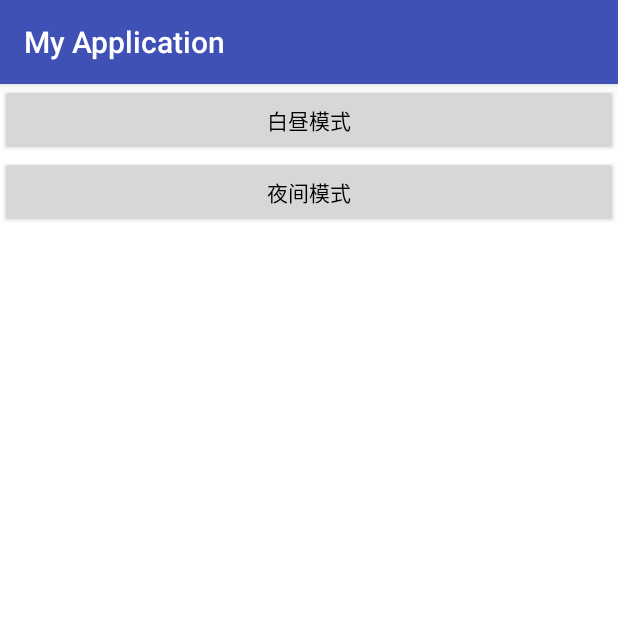
After one commit to Mingfeng-Chen/pengciwang, an Android app: the NightActivity screen opened directly, with no data from a screen before it, on a phone screen of 412 x 824 dp, the top half of it. The commit adds this screen. Run offline under Robolectric (Android 15) with nearby library versions, the phone set to English and light mode, and no system bars.

Commit message:
增加夜间模式

```diff
--- a/app/build.gradle
+++ b/app/build.gradle
@@ -11,7 +11,7 @@ android {
     buildToolsVersion "30.0.2"
     defaultConfig {
         applicationId "com.example.myapplication"
-        minSdkVersion 19
+        minSdkVersion 21
         targetSdkVersion 30
         versionCode 1
         versionName "1.0"
--- /dev/null
+++ b/app/src/main/java/com/example/myapplication/BaseActivity.java
@@ -0,0 +1,45 @@
+package com.example.myapplication;
+
+import android.os.Bundle;
+import androidx.annotation.Nullable;
+import androidx.appcompat.app.AppCompatActivity;
+import androidx.appcompat.app.AppCompatDelegate;
+
+/**
+ * BaseActivity
+ * 设置夜间模式
+ */
+public abstract class BaseActivity extends AppCompatActivity {
+    private static boolean enableNightMode = false;
+    @Override
+    protected void onCreate(@Nullable Bundle savedInstanceState) {
+        super.onCreate(savedInstanceState);
+        if(!enableNightMode) {
+            AppCompatDelegate.setDefaultNightMode(AppCompatDelegate.MODE_NIGHT_NO);
+        } else {
+            AppCompatDelegate.setDefaultNightMode(AppCompatDelegate.MODE_NIGHT_YES);
+        }
+    }
+
+    /**
+     *If enabled night mode
+     * @return  true or false
+     */
+    public boolean isEnableNightMode() {
+        return enableNightMode;
+    }
+
+    /**
+     * enable night mode or not
+     * @param enableNightMode   true or false
+     */
+    public void setEnableNightMode(boolean enableNightMode) {
+        this.enableNightMode = enableNightMode;
+        if(enableNightMode) {
+            getDelegate().setLocalNightMode(AppCompatDelegate.MODE_NIGHT_YES);
+        } else {
+            getDelegate().setLocalNightMode(AppCompatDelegate.MODE_NIGHT_NO);
+        }
+        recreate();
+    }
+}
--- a/app/src/main/java/com/example/myapplication/FaceActivity.java
+++ b/app/src/main/java/com/example/myapplication/FaceActivity.java
@@ -64,7 +64,10 @@ import io.reactivex.disposables.CompositeDisposable;
 import io.reactivex.disposables.Disposable;
 import io.reactivex.functions.Consumer;
 import io.reactivex.schedulers.Schedulers;
-
+/**
+ * FaceActivity
+ * 注册人脸
+ */
 public class FaceActivity extends AppCompatActivity implements ViewTreeObserver.OnGlobalLayoutListener {
     private static final String TAG = "FaceActivity";
     private static final int MAX_DETECT_NUM = 10;
--- a/app/src/main/java/com/example/myapplication/MainActivity.java
+++ b/app/src/main/java/com/example/myapplication/MainActivity.java
@@ -24,7 +24,10 @@ import okhttp3.FormBody;
 import okhttp3.OkHttpClient;
 import okhttp3.Request;
 import okhttp3.Response;
-
+/**
+ * MainActivity
+ * 登录注册
+ */
 public class MainActivity extends AppCompatActivity {
     private DBOpenHelper mDBOpenHelper;
     private Button mBtnLogin;
--- /dev/null
+++ b/app/src/main/java/com/example/myapplication/NightActivity.java
@@ -0,0 +1,30 @@
+package com.example.myapplication;
+
+import androidx.appcompat.app.AppCompatActivity;
+
+import android.os.Bundle;
+import android.view.View;
+import android.widget.Button;
+import android.widget.EditText;
+import android.widget.Toolbar;
+
+/**
+ * NightActivity
+ * 实现夜间模式
+ */
+public class NightActivity extends BaseActivity {
+    private Button day;
+    private Button night;
+    @Override
+    protected void onCreate(Bundle savedInstanceState) {
+        super.onCreate(savedInstanceState);
+        setContentView(R.layout.activity_night);
+    }
+    public void modeDay(View v) {
+        setEnableNightMode(false);
+    }
+
+    public void modeNight(View v) {
+        setEnableNightMode(true);
+    }
+}
--- a/app/src/main/java/com/example/myapplication/RetrieveActivity.java
+++ b/app/src/main/java/com/example/myapplication/RetrieveActivity.java
@@ -14,7 +14,10 @@ import org.json.JSONException;
 import org.json.JSONObject;
 import cn.smssdk.EventHandler;
 import cn.smssdk.SMSSDK;
-
+/**
+ * RetrieveActivity
+ * 找回密码
+ */
 public class RetrieveActivity extends AppCompatActivity {
     private Button buttonCode,buttonLogin;
     private EditText editTextPhoneNum,editTextCode;
--- /dev/null
+++ b/app/src/main/res/layout/activity_night.xml
@@ -0,0 +1,26 @@
+<?xml version="1.0" encoding="utf-8"?>
+<LinearLayout xmlns:android="http://schemas.android.com/apk/res/android"
+    xmlns:app="http://schemas.android.com/apk/res-auto"
+    xmlns:tools="http://schemas.android.com/tools"
+    android:layout_width="match_parent"
+    android:layout_height="match_parent"
+    android:orientation="vertical"
+    android:background="@color/act_background_black_white"
+    tools:context=".NightActivity"
+    tools:showIn="@layout/activity_night">
+
+    <Button
+        android:layout_width="match_parent"
+        android:layout_height="wrap_content"
+        android:onClick="modeDay"
+        android:textColor="@color/text_black_white"
+        android:text="白昼模式" />
+
+    <Button
+        android:layout_width="match_parent"
+        android:layout_height="wrap_content"
+        android:onClick="modeNight"
+        android:textColor="@color/text_black_white"
+        android:text="夜间模式" />
+
+</LinearLayout>
--- a/app/src/main/res/values/colors.xml
+++ b/app/src/main/res/values/colors.xml
@@ -1,6 +1,8 @@
-<?xml version="1.0" encoding="utf-8"?>
 <resources>
-    <color name="colorPrimary">#008577</color>
-    <color name="colorPrimaryDark">#00574B</color>
-    <color name="colorAccent">#D81B60</color>
+    <color name="colorPrimary">#3F51B5</color>
+    <color name="colorPrimaryDark">#303F9F</color>
+    <color name="colorAccent">#FF4081</color>
+
+    <color name="act_background_black_white">#ffffff</color>
+    <color name="text_black_white">#ff000000</color>
 </resources>
```
Also changed, not shown: app/src/main/AndroidManifest.xml (+6 -2 lines), app/src/main/java/com/example/myapplication/BindActivity.java (+5 -2 lines), app/src/main/res/layout/activity_base.xml (added, +9 -0 lines), app/src/main/res/values/styles.xml (line endings or trailing spaces).
